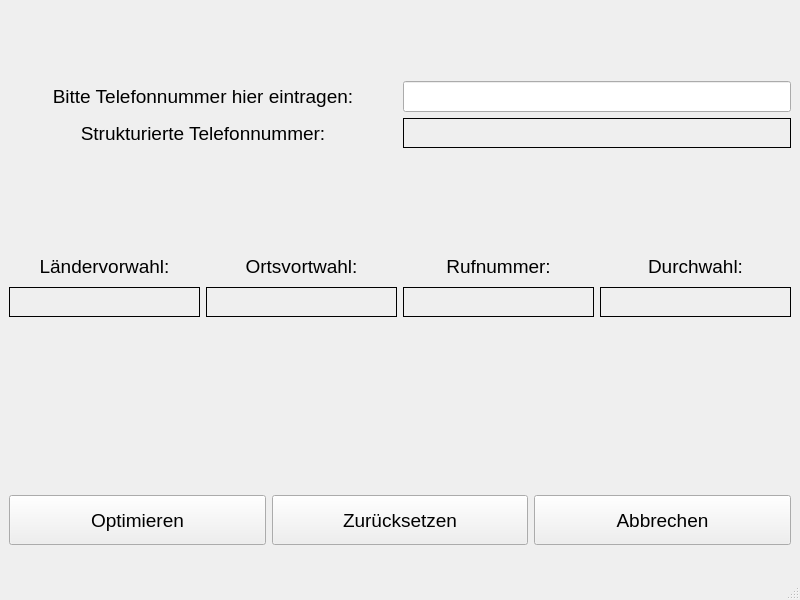
First picture: the form in ui/MainWindow.ui, repository OSI-Osbourne/PhoneNumberParser, before the edit.
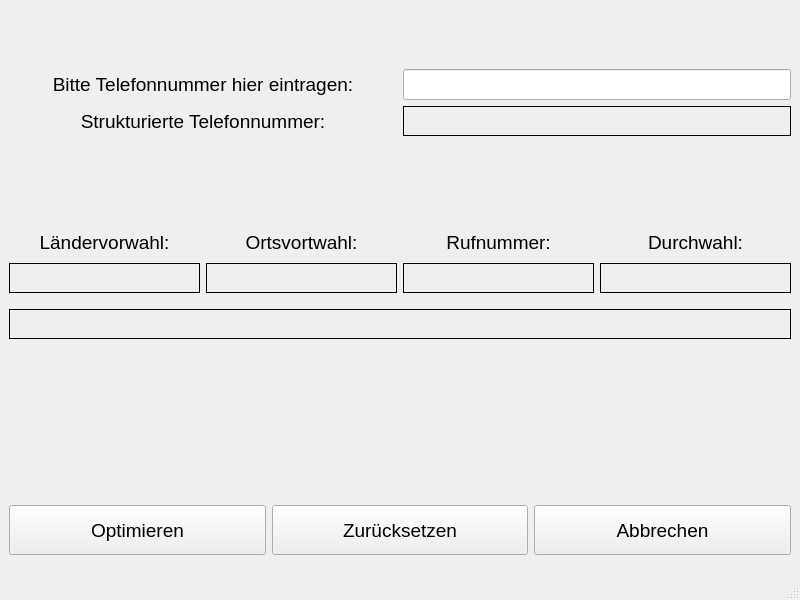
Second picture: the form after the edit.

The edit to the form file:
```diff
--- a/ui/MainWindow.ui
+++ b/ui/MainWindow.ui
@@ -477,6 +477,40 @@
       </item>
      </layout>
     </item>
+    <item row="2" column="0">
+     <layout class="QHBoxLayout" name="horizontalLayout_2">
+      <item>
+       <widget class="QLabel" name="lblStatus">
+        <property name="sizePolicy">
+         <sizepolicy hsizetype="Minimum" vsizetype="Fixed">
+          <horstretch>0</horstretch>
+          <verstretch>0</verstretch>
+         </sizepolicy>
+        </property>
+        <property name="minimumSize">
+         <size>
+          <width>150</width>
+          <height>30</height>
+         </size>
+        </property>
+        <property name="font">
+         <font>
+          <pointsize>14</pointsize>
+         </font>
+        </property>
+        <property name="frameShape">
+         <enum>QFrame::Box</enum>
+        </property>
+        <property name="text">
+         <string/>
+        </property>
+        <property name="alignment">
+         <set>Qt::AlignCenter</set>
+        </property>
+       </widget>
+      </item>
+     </layout>
+    </item>
    </layout>
   </widget>
   <widget class="QMenuBar" name="menubar">
```
